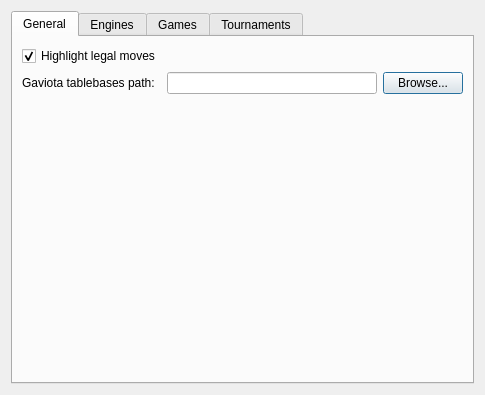
Qt form projects/gui/ui/settingsdlg.ui (cutechess/cutechess) before a commit.
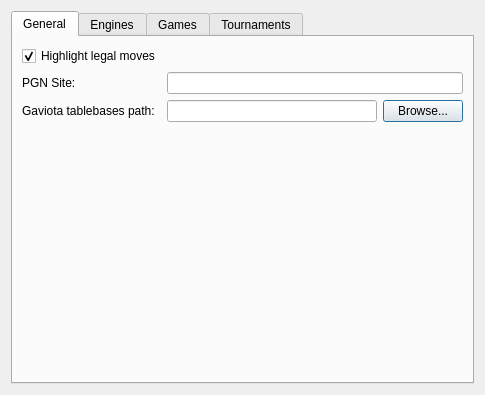
The same form after that commit. Custom widgets are drawn as their Qt base class.

Commit message:
gui: Add "PGN Site" to SettingsDialog
This sets the default site for all games of all types played in CuteChess.

Diff of the .ui file:
```diff
--- a/projects/gui/ui/settingsdlg.ui
+++ b/projects/gui/ui/settingsdlg.ui
@@ -35,13 +35,20 @@
         </widget>
        </item>
        <item row="1" column="0">
+        <widget class="QLabel" name="m_siteLabel">
+         <property name="text">
+          <string>PGN Site:</string>
+         </property>
+        </widget>
+       </item>
+       <item row="2" column="0">
         <widget class="QLabel" name="m_tbPathLabel">
          <property name="text">
           <string>Gaviota tablebases path:</string>
          </property>
         </widget>
        </item>
-       <item row="1" column="1">
+       <item row="2" column="1">
         <layout class="QHBoxLayout" name="horizontalLayout">
          <item>
           <widget class="QLineEdit" name="m_tbPathEdit"/>
@@ -55,6 +62,9 @@
          </item>
         </layout>
        </item>
+       <item row="1" column="1">
+        <widget class="QLineEdit" name="m_siteEdit"/>
+       </item>
       </layout>
      </widget>
      <widget class="QWidget" name="m_enginesTab">
@@ -139,18 +149,18 @@
   </layout>
  </widget>
  <customwidgets>
-  <customwidget>
-   <class>EngineManagementWidget</class>
-   <extends>QWidget</extends>
-   <header>src/enginemanagementwidget.h</header>
-   <container>1</container>
-  </customwidget>
   <customwidget>
    <class>GameSettingsWidget</class>
    <extends>QWidget</extends>
    <header>src/gamesettingswidget.h</header>
    <container>1</container>
   </customwidget>
+  <customwidget>
+   <class>EngineManagementWidget</class>
+   <extends>QWidget</extends>
+   <header>src/enginemanagementwidget.h</header>
+   <container>1</container>
+  </customwidget>
  </customwidgets>
  <resources/>
  <connections/>
```
The commit also changes 4 other files.
